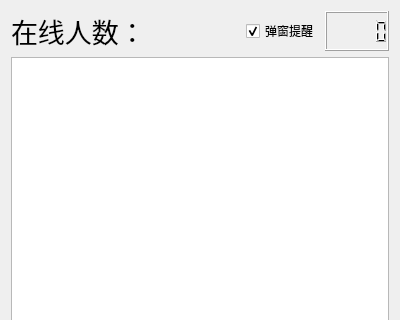
The window that widget.ui (xuronghua2001/online_table) describes before a commit, drawn with Qt 5; both pictures show x 0 to 400 and y 0 to 320 of the 400 by 600 pixel window.
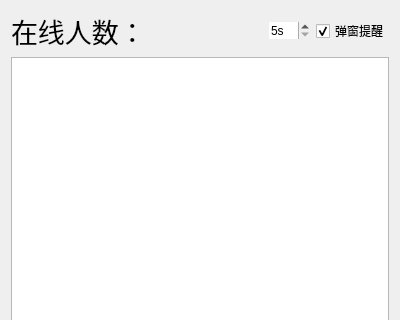
The same window after the commit. Icons and pictures are not drawn.

Diff of the .ui file:
```diff
--- a/widget.ui
+++ b/widget.ui
@@ -47,6 +47,34 @@
          </property>
         </spacer>
        </item>
+       <item>
+        <widget class="QSpinBox" name="spinBox">
+         <property name="wrapping">
+          <bool>false</bool>
+         </property>
+         <property name="frame">
+          <bool>false</bool>
+         </property>
+         <property name="readOnly">
+          <bool>false</bool>
+         </property>
+         <property name="keyboardTracking">
+          <bool>false</bool>
+         </property>
+         <property name="suffix">
+          <string>s</string>
+         </property>
+         <property name="minimum">
+          <number>5</number>
+         </property>
+         <property name="value">
+          <number>5</number>
+         </property>
+         <property name="displayIntegerBase">
+          <number>10</number>
+         </property>
+        </widget>
+       </item>
        <item>
         <widget class="QCheckBox" name="checkBox">
          <property name="text">
@@ -57,9 +85,6 @@
          </property>
         </widget>
        </item>
-       <item>
-        <widget class="QLCDNumber" name="lcdNumber"/>
-       </item>
       </layout>
      </item>
      <item>
```
